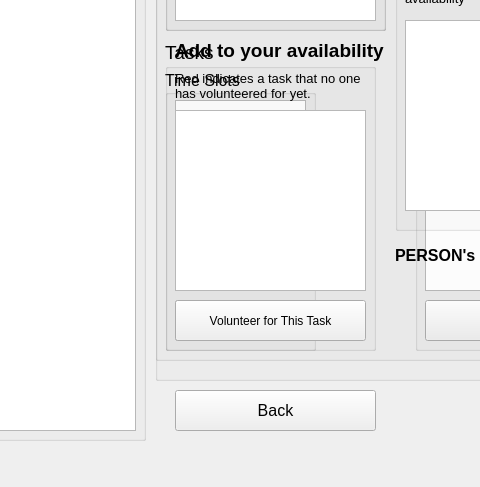
First picture: the form in EventPlanner/addingmode.ui, repository lanegramling/EventPlanner_Project, before the edit; both pictures show x 85 to 565 and y 190 to 677 of the 958 by 677 pixel window.
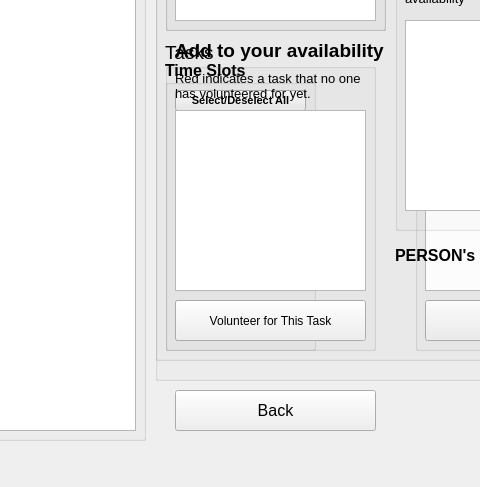
Second picture: the form after the edit.

Commit message: Added functionality to select multiple timeslots and add to availability. Also added select/deselect all button

Patch:
```diff
--- a/EventPlanner/addingmode.ui
+++ b/EventPlanner/addingmode.ui
@@ -143,15 +143,15 @@
      <property name="geometry">
       <rect>
        <x>10</x>
-       <y>260</y>
+       <y>250</y>
        <width>151</width>
-       <height>281</height>
+       <height>291</height>
       </rect>
      </property>
      <property name="font">
       <font>
-       <weight>50</weight>
-       <bold>false</bold>
+       <weight>75</weight>
+       <bold>true</bold>
       </font>
      </property>
      <property name="title">
@@ -161,7 +161,7 @@
       <property name="geometry">
        <rect>
         <x>10</x>
-        <y>230</y>
+        <y>240</y>
         <width>131</width>
         <height>41</height>
        </rect>
@@ -182,13 +182,31 @@
       <property name="geometry">
        <rect>
         <x>10</x>
-        <y>30</y>
+        <y>50</y>
         <width>131</width>
-        <height>191</height>
+        <height>181</height>
        </rect>
       </property>
       <property name="selectionMode">
-       <enum>QAbstractItemView::SingleSelection</enum>
+       <enum>QAbstractItemView::MultiSelection</enum>
+      </property>
+     </widget>
+     <widget class="QPushButton" name="btnAll">
+      <property name="geometry">
+       <rect>
+        <x>10</x>
+        <y>30</y>
+        <width>131</width>
+        <height>21</height>
+       </rect>
+      </property>
+      <property name="font">
+       <font>
+        <pointsize>8</pointsize>
+       </font>
+      </property>
+      <property name="text">
+       <string>Select/Deselect All</string>
       </property>
      </widget>
     </widget>
@@ -376,6 +394,9 @@
       <bold>true</bold>
      </font>
     </property>
+    <property name="visible">
+     <bool>false</bool>
+    </property>
     <property name="title">
      <string>Admin Mode</string>
     </property>
```
The commit also changes 4 other files.
